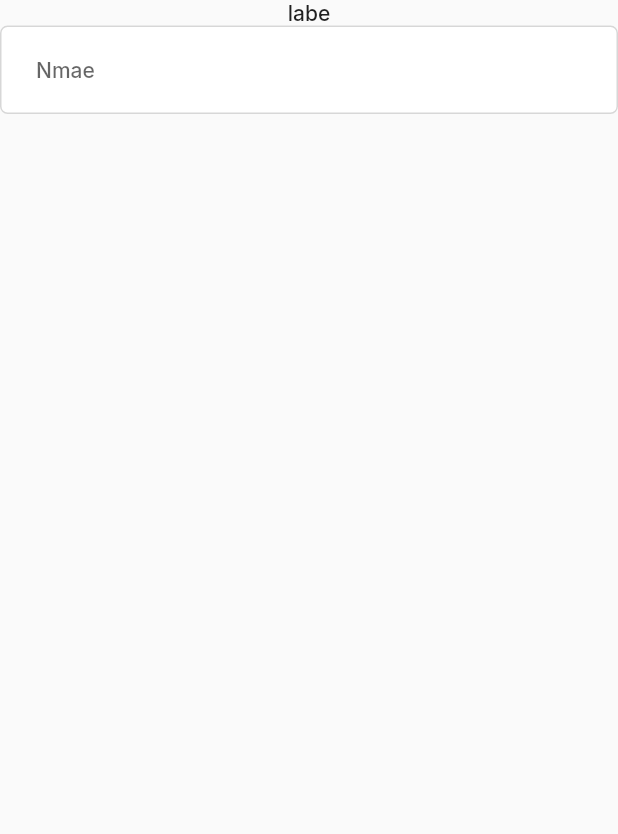
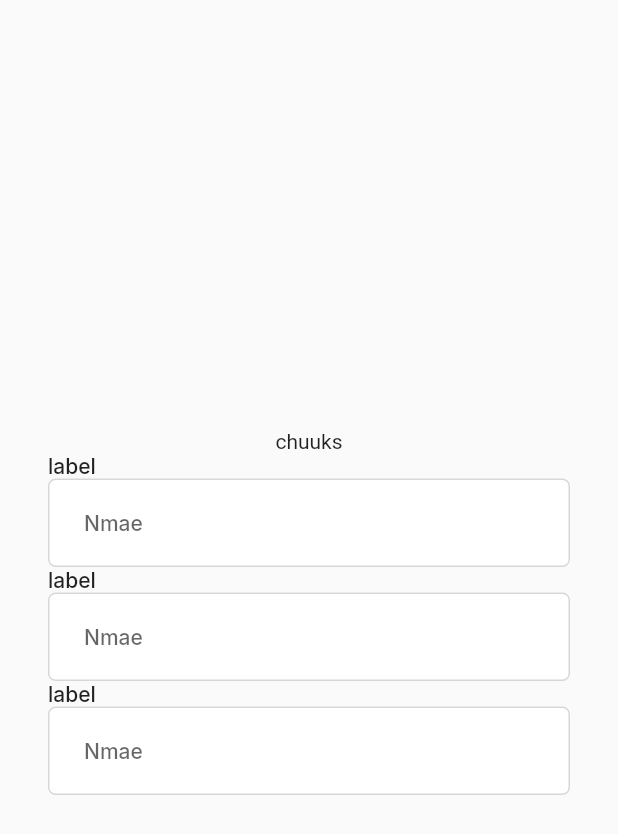
Before and after one commit to edokichuks/constant_files, a Flutter app: the screen it shows after launch, on a phone screen of 412 x 824 dp. Shown: the top 834 px of the screen. Run offline on Flutter 3.47's test engine with Material 2 defaults, Android fonts, the phone set to English and light mode, and no system bars; our stand-ins replace google_fonts.

Commit message:
app textfield completed

```diff
--- a/lib/main.dart
+++ b/lib/main.dart
@@ -16,13 +16,26 @@ class MyApp extends StatelessWidget {
           primarySwatch: Colors.blue,
         ),
         home: Scaffold(
-          body: Column(
-            children: [
-              AppTextField(
-                hintText: 'Nmae',
-                labelText: 'labe',
-              ),
-            ],
+          body: Center(
+            child: Column(
+              mainAxisAlignment: MainAxisAlignment.center,
+              children: [
+                Text('chuuks'),
+                AppTextField(
+                  hintText: 'Nmae',
+                  labelText: 'label',
+                ),
+                AppTextField(
+                  hintText: 'Nmae',
+                  labelText: 'label',
+                ),
+                AppTextField(
+                  hintText: 'Nmae',
+                  labelText: 'label',
+                ),
+                Spacing.smallHeight(),
+              ],
+            ),
           ),
         ));
   }
--- a/lib/src/general_widgets/app_textfield.dart
+++ b/lib/src/general_widgets/app_textfield.dart
@@ -32,11 +32,18 @@ class AppTextField extends StatelessWidget {
 
   @override
   Widget build(BuildContext context) {
-    return Column(
+    return Container(
+      padding: const EdgeInsets.symmetric(horizontal: AppDimension.large),
+      decoration: BoxDecoration(
+        borderRadius: BorderRadius.circular(AppDimension.small),
+      ),
+      child: Column(
+        crossAxisAlignment: CrossAxisAlignment.start,
         children: [
           Text(
             labelText,
             style: AppTextStyle.body5,
+            textAlign: TextAlign.left,
           ),
           TextFormField(
             controller: controller,
@@ -49,15 +56,18 @@ class AppTextField extends StatelessWidget {
             decoration: InputDecoration(
               focusedBorder: OutlineInputBorder(
                 borderRadius: BorderRadius.circular(AppDimension.small),
-              borderSide: BorderSide(color: AppColor.kGrayscaleColor.shade200),
+                borderSide:
+                    BorderSide(color: AppColor.kGrayscaleColor.shade200),
               ),
               enabledBorder: OutlineInputBorder(
                 borderRadius: BorderRadius.circular(5),
-              borderSide: BorderSide(color: AppColor.kGrayscaleColor.shade100),
+                borderSide:
+                    BorderSide(color: AppColor.kGrayscaleColor.shade100),
               ),
               border: OutlineInputBorder(
                 borderRadius: BorderRadius.circular(5),
-              borderSide: BorderSide(color: AppColor.kGrayscaleColor.shade100),
+                borderSide:
+                    BorderSide(color: AppColor.kGrayscaleColor.shade100),
               ),
               errorBorder: OutlineInputBorder(
                 borderRadius: BorderRadius.circular(5),
@@ -82,6 +92,7 @@ class AppTextField extends StatelessWidget {
             ),
           ),
         ],
+      ),
     );
   }
 }
```
Also changed, not shown: lib/src/features/models/test.dart (added), lib/src/features/notifiers/test.dart (added), lib/src/features/states/test.dart (added). Lines whose indentation alone changed are shown as unchanged.
